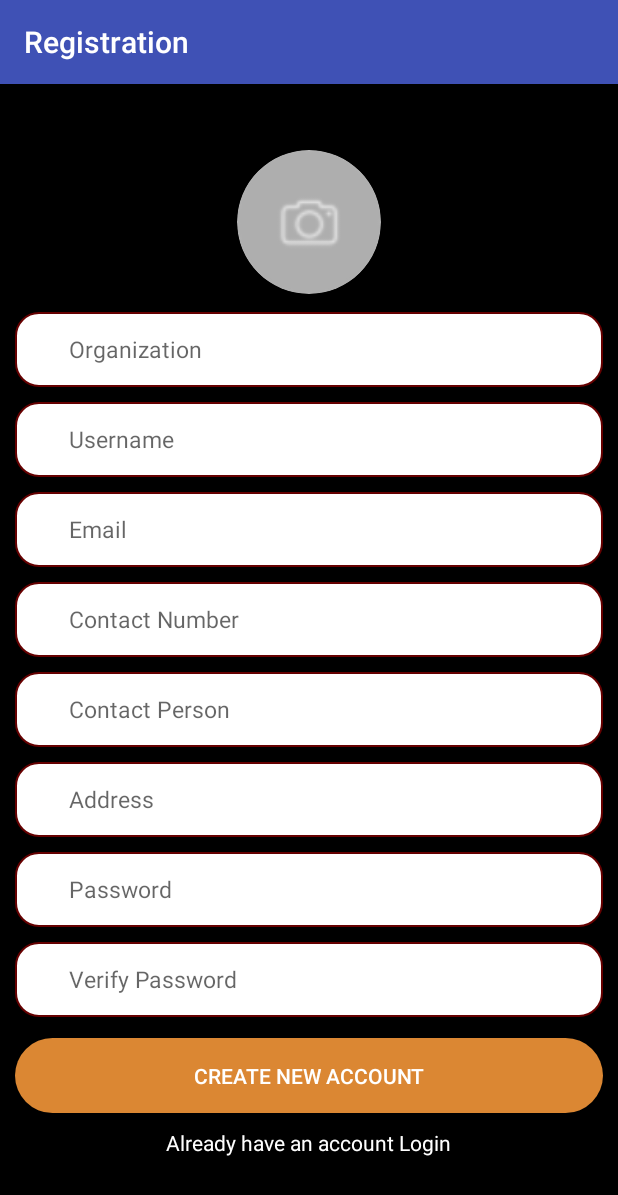
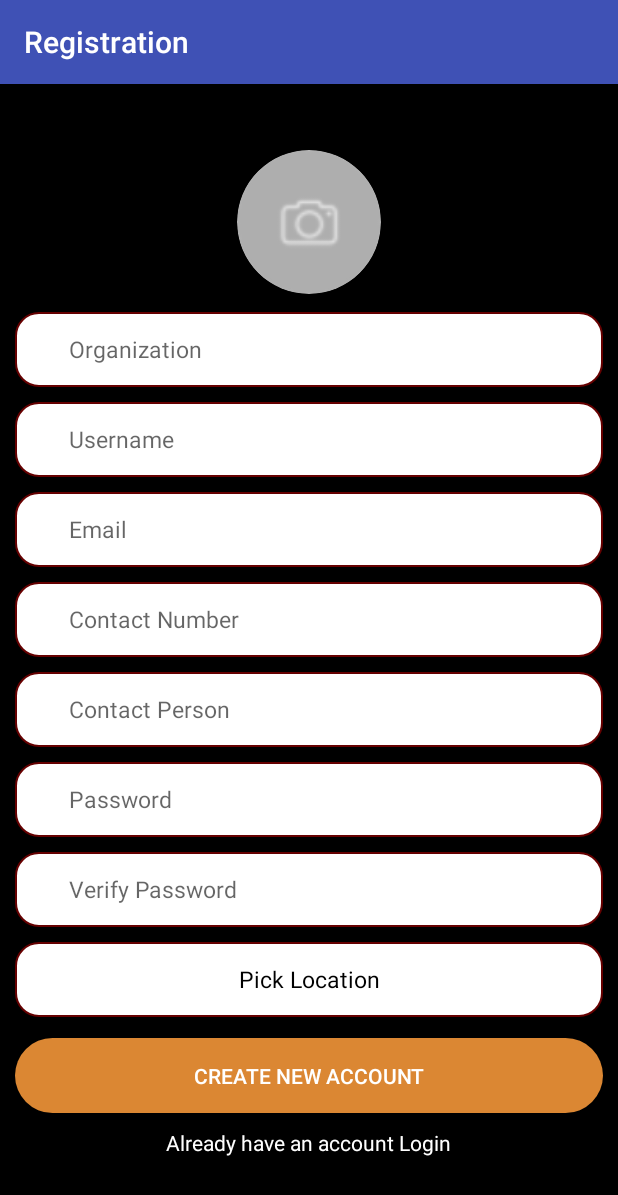
Before and after one commit to codebasepk/carcare, an Android app: the fragment SignUp placed in its activity, on a phone screen of 412 x 824 dp. Shown: the top 1195 px of the screen. Run offline under Robolectric (Android 15) with nearby library versions, the phone set to English and light mode, and no system bars; our stand-ins replace CircleImageView.

Commit message:
add place picker in service provider

```diff
--- a/app/build.gradle
+++ b/app/build.gradle
@@ -30,9 +30,13 @@ dependencies {
     implementation 'com.google.android.gms:play-services-maps:15.0.1'
     implementation 'de.hdodenhof:circleimageview:2.1.0'
     implementation 'com.squareup.picasso:picasso:2.5.2'
+    implementation 'com.google.firebase:firebase-core:16.0.0'
+    implementation 'com.google.android.gms:play-services-places:15.0.1'
     implementation 'com.nostra13.universalimageloader:universal-image-loader:1.9.5'
     implementation 'com.android.support:cardview-v7:27.1.1'
     implementation 'com.commit451:PhotoView:1.2.4'
     implementation 'com.byteshaft.requests:requests:0.5.2'
     implementation 'com.android.support.constraint:constraint-layout:1.1.0'
 }
+
+apply plugin: 'com.google.gms.google-services'
--- a/app/src/main/AndroidManifest.xml
+++ b/app/src/main/AndroidManifest.xml
@@ -35,6 +35,11 @@
             android:name=".ServiceProviderActivity"
             android:label="@string/title_activity_service_provider"
             android:theme="@style/AppTheme.NoActionBar" />
+
+        <meta-data
+            android:name="com.google.android.geo.API_KEY"
+            android:value="@string/google_map_api_key" />
+
     </application>
 
 </manifest>
--- a/app/src/main/java/com/byteshaft/carecare/serviceprovidersaccount/SignUp.java
+++ b/app/src/main/java/com/byteshaft/carecare/serviceprovidersaccount/SignUp.java
@@ -33,6 +33,10 @@ import com.byteshaft.carecare.utils.Helpers;
 import com.byteshaft.carecare.utils.RotateUtil;
 import com.byteshaft.requests.FormData;
 import com.byteshaft.requests.HttpRequest;
+import com.google.android.gms.common.GooglePlayServicesNotAvailableException;
+import com.google.android.gms.common.GooglePlayServicesRepairableException;
+import com.google.android.gms.location.places.Place;
+import com.google.android.gms.location.places.ui.PlacePicker;
 
 import java.io.ByteArrayOutputStream;
 import java.io.File;
@@ -47,8 +51,10 @@ import static android.app.Activity.RESULT_OK;
 public class SignUp extends Fragment implements View.OnClickListener, HttpRequest.OnReadyStateChangeListener, HttpRequest.OnErrorListener {
 
     private View mBaseView;
-    private EditText etOrganizationName, etUsername, etEmail, etContactNumber, etContactPerson, etPassword,
-            etAddress, etVerifyPassword;
+    int PLACE_PICKER_REQUEST = 121;
+    private EditText etOrganizationName, etUsername, etEmail, etContactNumber, etContactPerson, etPassword, etVerifyPassword;
+
+    private TextView etAddress;
 
     private String organizationName, username, email, contactNumber, contactPerson, password, address, verifyPassword;
 
@@ -70,7 +76,8 @@ public class SignUp extends Fragment implements View.OnClickListener, HttpReques
 
     @Nullable
     @Override
-    public View onCreateView(@NonNull LayoutInflater inflater, @Nullable ViewGroup container, @Nullable Bundle savedInstanceState) {
+    public View onCreateView(@NonNull LayoutInflater inflater,
+                             @Nullable ViewGroup container, @Nullable Bundle savedInstanceState) {
         mBaseView = inflater.inflate(R.layout.fragment_service_provider_sign_up, container, false);
         ((AppCompatActivity) getActivity()).getSupportActionBar()
                 .setTitle("Registration");
@@ -85,8 +92,11 @@ public class SignUp extends Fragment implements View.OnClickListener, HttpReques
         etVerifyPassword = mBaseView.findViewById(R.id.verify_password_edit_text);
         mButtonCreateAccoutn = mBaseView.findViewById(R.id.register_button);
         mButtonLogin = mBaseView.findViewById(R.id.sign_up_text_view);
+
+        etAddress = mBaseView.findViewById(R.id.address_edit_text);
         mButtonCreateAccoutn.setOnClickListener(this);
         mButtonLogin.setOnClickListener(this);
+        etAddress.setOnClickListener(this);
         organizationImage.setOnClickListener(this);
         return mBaseView;
     }
@@ -105,6 +115,14 @@ public class SignUp extends Fragment implements View.OnClickListener, HttpReques
             case R.id.organization_image:
                 checkPermissions();
                 break;
+            case R.id.address_edit_text:
+                PlacePicker.IntentBuilder builder = new PlacePicker.IntentBuilder();
+                try {
+                    startActivityForResult(builder.build(ServiceProviderAccount.getInstance()), PLACE_PICKER_REQUEST);
+
+                } catch (GooglePlayServicesRepairableException | GooglePlayServicesNotAvailableException e) {
+                    e.printStackTrace();
+                }
         }
     }
 
@@ -344,6 +362,10 @@ public class SignUp extends Fragment implements View.OnClickListener, HttpReques
     public void onActivityResult(int requestCode, int resultCode, Intent data) {
         super.onActivityResult(requestCode, resultCode, data);
         if (resultCode == RESULT_OK) {
+            if (requestCode == PLACE_PICKER_REQUEST) {
+                Place place = PlacePicker.getPlace(data, getActivity().getApplicationContext());
+                etAddress.setText(place.getName());
+            }
             if (requestCode == REQUEST_CAMERA) {
                 Bitmap thumbnail = (Bitmap) data.getExtras().get("data");
                 ByteArrayOutputStream bytes = new ByteArrayOutputStream();
--- a/app/src/main/res/layout/fragment_service_provider_sign_up.xml
+++ b/app/src/main/res/layout/fragment_service_provider_sign_up.xml
@@ -94,19 +94,6 @@
                 android:textColor="@color/button_text_color"
                 android:textSize="15sp" />
 
-            <EditText
-                android:id="@+id/address_edit_text"
-                android:layout_width="match_parent"
-                android:layout_height="50dp"
-                android:layout_marginTop="10dp"
-                android:background="@drawable/rounded_edittext"
-                android:drawableLeft="@mipmap/address"
-                android:drawablePadding="10dp"
-                android:hint="Address"
-                android:inputType="text"
-                android:paddingLeft="10sp"
-                android:textColor="@color/button_text_color"
-                android:textSize="15sp" />
 
             <EditText
                 android:id="@+id/password_edit_text"
@@ -137,6 +124,20 @@
                 android:textColor="@color/button_text_color"
                 android:textSize="15sp" />
 
+            <TextView
+                android:id="@+id/address_edit_text"
+                android:layout_width="match_parent"
+                android:gravity="center"
+                android:clickable="true"
+                android:text="Pick Location"
+                android:layout_height="50dp"
+                android:layout_marginTop="10dp"
+                android:background="@drawable/rounded_edittext"
+                android:drawablePadding="10dp"
+                android:textColor="@color/button_text_color"
+                android:textSize="15sp" />
+
+
             <android.support.v7.widget.AppCompatButton
 
                 android:id="@+id/register_button"
--- a/app/src/main/res/values/strings.xml
+++ b/app/src/main/res/values/strings.xml
@@ -1,4 +1,7 @@
 <resources>
+
+    <string name="google_map_api_key">AIzaSyD0HVPobAL6Xrx6BHmUqQDCy4VArZRc94g</string>
+
     <string name="app_name">CarCare</string>
     <string name="navigation_drawer_open">Open navigation drawer</string>
     <string name="navigation_drawer_close">Close navigation drawer</string>
--- a/build.gradle
+++ b/build.gradle
@@ -8,7 +8,7 @@ buildscript {
     }
     dependencies {
         classpath 'com.android.tools.build:gradle:3.1.2'
-
+        classpath 'com.google.gms:google-services:4.0.0'
 
         // NOTE: Do not place your application dependencies here; they belong
         // in the individual module build.gradle files
```
